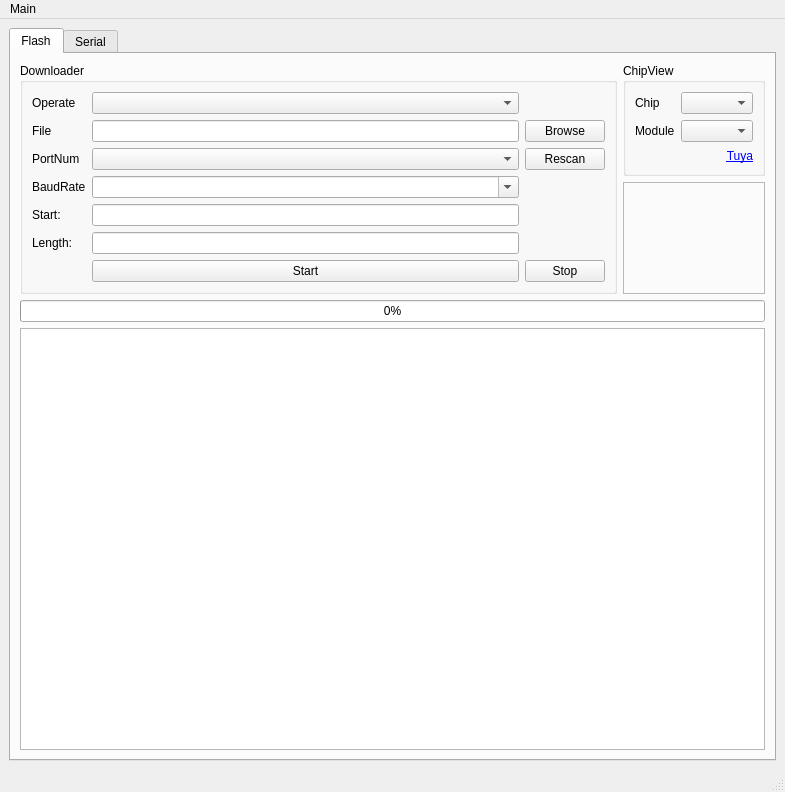
Before: the Qt Designer form tyutool/gui/ui_main.ui in tuya/tyutool, drawn with Qt 5.
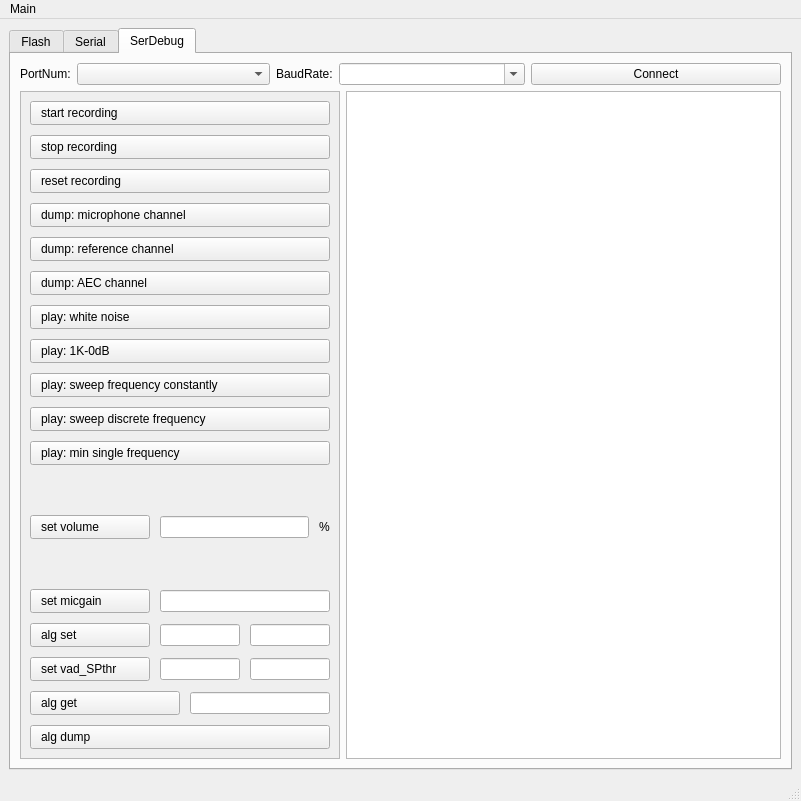
After: the same form once the commit is applied. The open tabs and pages were chosen to show the change.

Commit message: ser debub ui init

Diff of the .ui file:
```diff
--- a/tyutool/gui/ui_main.ui
+++ b/tyutool/gui/ui_main.ui
@@ -6,15 +6,15 @@
    <rect>
     <x>0</x>
     <y>0</y>
-    <width>785</width>
-    <height>792</height>
+    <width>801</width>
+    <height>801</height>
    </rect>
   </property>
   <property name="windowTitle">
    <string>Tuya Uart Tool</string>
   </property>
   <widget class="QWidget" name="centralwidget">
-   <layout class="QHBoxLayout" name="horizontalLayout_9">
+   <layout class="QVBoxLayout" name="verticalLayout_10">
     <item>
      <widget class="QTabWidget" name="tabWidget">
       <property name="currentIndex">
@@ -443,6 +443,469 @@
         </item>
        </layout>
       </widget>
+      <widget class="QWidget" name="tabSerDebug">
+       <attribute name="title">
+        <string>SerDebug</string>
+       </attribute>
+       <layout class="QVBoxLayout" name="verticalLayout_12">
+        <item>
+         <layout class="QHBoxLayout" name="horizontalLayout_8">
+          <item>
+           <layout class="QHBoxLayout" name="horizontalLayout_29">
+            <item>
+             <widget class="QLabel" name="labelSDPort">
+              <property name="sizePolicy">
+               <sizepolicy hsizetype="Fixed" vsizetype="Preferred">
+                <horstretch>0</horstretch>
+                <verstretch>0</verstretch>
+               </sizepolicy>
+              </property>
+              <property name="text">
+               <string>PortNum:</string>
+              </property>
+             </widget>
+            </item>
+            <item>
+             <widget class="QComboBox" name="comboBoxSDPort"/>
+            </item>
+           </layout>
+          </item>
+          <item>
+           <layout class="QHBoxLayout" name="horizontalLayout_30">
+            <item>
+             <widget class="QLabel" name="labelSDBaud">
+              <property name="sizePolicy">
+               <sizepolicy hsizetype="Fixed" vsizetype="Preferred">
+                <horstretch>0</horstretch>
+                <verstretch>0</verstretch>
+               </sizepolicy>
+              </property>
+              <property name="text">
+               <string>BaudRate:</string>
+              </property>
+             </widget>
+            </item>
+            <item>
+             <widget class="QComboBox" name="comboBoxSDBaud">
+              <property name="editable">
+               <bool>true</bool>
+              </property>
+             </widget>
+            </item>
+           </layout>
+          </item>
+          <item>
+           <widget class="QPushButton" name="pushButtonSDConnect">
+            <property name="text">
+             <string>Connect</string>
+            </property>
+           </widget>
+          </item>
+         </layout>
+        </item>
+        <item>
+         <layout class="QHBoxLayout" name="horizontalLayout_9">
+          <item>
+           <widget class="QScrollArea" name="scrollArea">
+            <property name="sizePolicy">
+             <sizepolicy hsizetype="Maximum" vsizetype="Expanding">
+              <horstretch>0</horstretch>
+              <verstretch>0</verstretch>
+             </sizepolicy>
+            </property>
+            <property name="maximumSize">
+             <size>
+              <width>320</width>
+              <height>16777215</height>
+             </size>
+            </property>
+            <property name="widgetResizable">
+             <bool>true</bool>
+            </property>
+            <widget class="QWidget" name="scrollAreaWidgetContents">
+             <property name="geometry">
+              <rect>
+               <x>0</x>
+               <y>0</y>
+               <width>304</width>
+               <height>688</height>
+              </rect>
+             </property>
+             <layout class="QVBoxLayout" name="verticalLayout_11">
+              <property name="spacing">
+               <number>10</number>
+              </property>
+              <item>
+               <layout class="QHBoxLayout" name="horizontalLayout_12">
+                <item>
+                 <widget class="QPushButton" name="pushButtonSDStart">
+                  <property name="styleSheet">
+                   <string notr="true">text-align: left;
+padding-left: 10px;
+padding-top: 4px;
+padding-bottom: 4px;</string>
+                  </property>
+                  <property name="text">
+                   <string>start recording</string>
+                  </property>
+                 </widget>
+                </item>
+               </layout>
+              </item>
+              <item>
+               <layout class="QHBoxLayout" name="horizontalLayout_13">
+                <item>
+                 <widget class="QPushButton" name="pushButtonSDStop">
+                  <property name="styleSheet">
+                   <string notr="true">text-align: left;
+padding-left: 10px;
+padding-top: 4px;
+padding-bottom: 4px;</string>
+                  </property>
+                  <property name="text">
+                   <string>stop recording</string>
+                  </property>
+                 </widget>
+                </item>
+               </layout>
+              </item>
+              <item>
+               <layout class="QHBoxLayout" name="horizontalLayout_14">
+                <item>
+                 <widget class="QPushButton" name="pushButtonSDReset">
+                  <property name="styleSheet">
+                   <string notr="true">text-align: left;
+padding-left: 10px;
+padding-top: 4px;
+padding-bottom: 4px;</string>
+                  </property>
+                  <property name="text">
+                   <string>reset recording</string>
+                  </property>
+                 </widget>
+                </item>
+               </layout>
+              </item>
+              <item>
+               <layout class="QHBoxLayout" name="horizontalLayout_15">
+                <item>
+                 <widget class="QPushButton" name="pushButtonSDDump0">
+                  <property name="styleSheet">
+                   <string notr="true">text-align: left;
+padding-left: 10px;
+padding-top: 4px;
+padding-bottom: 4px;</string>
+                  </property>
+                  <property name="text">
+                   <string>dump: microphone channel</string>
+                  </property>
+                 </widget>
+                </item>
+               </layout>
+              </item>
+              <item>
+               <layout class="QHBoxLayout" name="horizontalLayout_16">
+                <item>
+                 <widget class="QPushButton" name="pushButtonSDDump1">
+                  <property name="styleSheet">
+                   <string notr="true">text-align: left;
+padding-left: 10px;
+padding-top: 4px;
+padding-bottom: 4px;</string>
+                  </property>
+                  <property name="text">
+                   <string>dump: reference channel</string>
+                  </property>
+                 </widget>
+                </item>
+               </layout>
+              </item>
+              <item>
+               <layout class="QHBoxLayout" name="horizontalLayout_17">
+                <item>
+                 <widget class="QPushButton" name="pushButtonSDDump2">
+                  <property name="styleSheet">
+                   <string notr="true">text-align: left;
+padding-left: 10px;
+padding-top: 4px;
+padding-bottom: 4px;</string>
+                  </property>
+                  <property name="text">
+                   <string>dump: AEC channel</string>
+                  </property>
+                 </widget>
+                </item>
+               </layout>
+              </item>
+              <item>
+               <layout class="QHBoxLayout" name="horizontalLayout_18">
+                <item>
+                 <widget class="QPushButton" name="pushButtonSDBg0">
+                  <property name="styleSheet">
+                   <string notr="true">text-align: left;
+padding-left: 10px;
+padding-top: 4px;
+padding-bottom: 4px;</string>
+                  </property>
+                  <property name="text">
+                   <string>play: white noise</string>
+                  </property>
+                 </widget>
+                </item>
+               </layout>
+              </item>
+              <item>
+               <layout class="QVBoxLayout" name="verticalLayout_13">
+                <item>
+                 <widget class="QPushButton" name="pushButtonSDBg1">
+                  <property name="styleSheet">
+                   <string notr="true">text-align: left;
+padding-left: 10px;
+padding-top: 4px;
+padding-bottom: 4px;</string>
+                  </property>
+                  <property name="text">
+                   <string>play: 1K-0dB</string>
+                  </property>
+                 </widget>
+                </item>
+               </layout>
+              </item>
+              <item>
+               <layout class="QHBoxLayout" name="horizontalLayout_20">
+                <item>
+                 <widget class="QPushButton" name="pushButtonSDBg2">
+                  <property name="styleSheet">
+                   <string notr="true">text-align: left;
+padding-left: 10px;
+padding-top: 4px;
+padding-bottom: 4px;</string>
+                  </property>
+                  <property name="text">
+                   <string>play: sweep frequency constantly</string>
+                  </property>
+                 </widget>
+                </item>
+               </layout>
+              </item>
+              <item>
+               <layout class="QHBoxLayout" name="horizontalLayout_21">
+                <item>
+                 <widget class="QPushButton" name="pushButtonSDBg3">
+                  <property name="styleSheet">
+                   <string notr="true">text-align: left;
+padding-left: 10px;
+padding-top: 4px;
+padding-bottom: 4px;</string>
+                  </property>
+                  <property name="text">
+                   <string>play: sweep discrete frequency</string>
+                  </property>
+                 </widget>
+                </item>
+               </layout>
+              </item>
+              <item>
+               <layout class="QHBoxLayout" name="horizontalLayout_22">
+                <item>
+                 <widget class="QPushButton" name="pushButtonSDBg4">
+                  <property name="styleSheet">
+                   <string notr="true">text-align: left;
+padding-left: 10px;
+padding-top: 4px;
+padding-bottom: 4px;</string>
+                  </property>
+                  <property name="text">
+                   <string>play: min single frequency</string>
+                  </property>
+                 </widget>
+                </item>
+               </layout>
+              </item>
+              <item>
+               <layout class="QHBoxLayout" name="horizontalLayout_23">
+                <item>
+                 <widget class="QPushButton" name="pushButtonSDVolume">
+                  <property name="minimumSize">
+                   <size>
+                    <width>120</width>
+                    <height>0</height>
+                   </size>
+                  </property>
+                  <property name="styleSheet">
+                   <string notr="true">text-align: left;
+padding-left: 10px;
+padding-top: 4px;
+padding-bottom: 4px;</string>
+                  </property>
+                  <property name="text">
+                   <string>set volume</string>
+                  </property>
+                 </widget>
+                </item>
+                <item>
+                 <widget class="QLineEdit" name="lineEditSDVolume"/>
+                </item>
+                <item>
+                 <widget class="QLabel" name="label_3">
+                  <property name="text">
+                   <string>%</string>
+                  </property>
+                 </widget>
+                </item>
+               </layout>
+              </item>
+              <item>
+               <layout class="QHBoxLayout" name="horizontalLayout_11">
+                <item>
+                 <widget class="QPushButton" name="pushButtonSDMicgain">
+                  <property name="minimumSize">
+                   <size>
+                    <width>120</width>
+                    <height>0</height>
+                   </size>
+                  </property>
+                  <property name="styleSheet">
+                   <string notr="true">text-align: left;
+padding-left: 10px;
+padding-top: 4px;
+padding-bottom: 4px;</string>
+                  </property>
+                  <property name="text">
+                   <string>set micgain</string>
+                  </property>
+                 </widget>
+                </item>
+                <item>
+                 <widget class="QLineEdit" name="lineEditSDMicgain"/>
+                </item>
+               </layout>
+              </item>
+              <item>
+               <layout class="QHBoxLayout" name="horizontalLayout_24">
+                <item>
+                 <widget class="QPushButton" name="pushButtonSDAlgSet">
+                  <property name="minimumSize">
+                   <size>
+                    <width>120</width>
+                    <height>0</height>
+                   </size>
+                  </property>
+                  <property name="styleSheet">
+                   <string notr="true">text-align: left;
+padding-left: 10px;
+padding-top: 4px;
+padding-bottom: 4px;</string>
+                  </property>
+                  <property name="text">
+                   <string>alg set</string>
+                  </property>
+                 </widget>
+                </item>
+                <item>
+                 <widget class="QLineEdit" name="lineEditSDAlgSetP"/>
+                </item>
+                <item>
+                 <widget class="QLineEdit" name="lineEditSDAlgSetV"/>
+                </item>
+               </layout>
+              </item>
+              <item>
+               <layout class="QHBoxLayout" name="horizontalLayout_25">
+                <item>
+                 <widget class="QPushButton" name="pushButtonSDAlgSetVad">
+                  <property name="minimumSize">
+                   <size>
+                    <width>120</width>
+                    <height>0</height>
+                   </size>
+                  </property>
+                  <property name="styleSheet">
+                   <string notr="true">text-align: left;
+padding-left: 10px;
+padding-top: 4px;
+padding-bottom: 4px;</string>
+                  </property>
+                  <property name="text">
+                   <string>set vad_SPthr</string>
+                  </property>
+                 </widget>
+                </item>
+                <item>
+                 <widget class="QLineEdit" name="lineEditSDAlgSetVadC"/>
+                </item>
+                <item>
+                 <widget class="QLineEdit" name="lineEditSDAlgSetVadV"/>
+                </item>
+               </layout>
+              </item>
+              <item>
+               <layout class="QHBoxLayout" name="horizontalLayout_26">
+                <item>
+                 <widget class="QPushButton" name="pushButtonSDAlgGet">
+                  <property name="minimumSize">
+                   <size>
+                    <width>150</width>
+                    <height>0</height>
+                   </size>
+                  </property>
+                  <property name="styleSheet">
+                   <string notr="true">text-align: left;
+padding-left: 10px;
+padding-top: 4px;
+padding-bottom: 4px;</string>
+                  </property>
+                  <property name="text">
+                   <string>alg get</string>
+                  </property>
+                 </widget>
+                </item>
+                <item>
+                 <widget class="QLineEdit" name="lineEditSDAlgGetP"/>
+                </item>
+               </layout>
+              </item>
+              <item>
+               <layout class="QHBoxLayout" name="horizontalLayout_28">
+                <item>
+                 <widget class="QPushButton" name="pushButtonSDAlgDump">
+                  <property name="styleSheet">
+                   <string notr="true">text-align: left;
+padding-left: 10px;
+padding-top: 4px;
+padding-bottom: 4px;</string>
+                  </property>
+                  <property name="text">
+                   <string>alg dump</string>
+                  </property>
+                 </widget>
+                </item>
+               </layout>
+              </item>
+             </layout>
+            </widget>
+           </widget>
+          </item>
+          <item>
+           <widget class="QTextBrowser" name="textBrowserSD">
+            <property name="sizePolicy">
+             <sizepolicy hsizetype="Minimum" vsizetype="Expanding">
+              <horstretch>0</horstretch>
+              <verstretch>0</verstretch>
+             </sizepolicy>
+            </property>
+            <property name="minimumSize">
+             <size>
+              <width>400</width>
+              <height>0</height>
+             </size>
+            </property>
+           </widget>
+          </item>
+         </layout>
+        </item>
+       </layout>
+      </widget>
      </widget>
     </item>
    </layout>
@@ -452,7 +915,7 @@
     <rect>
      <x>0</x>
      <y>0</y>
-     <width>785</width>
+     <width>801</width>
      <height>23</height>
     </rect>
    </property>
```
Left out of the diff: 16 changed lines with no effect on the pictures. The commit also changes 1 other file.
